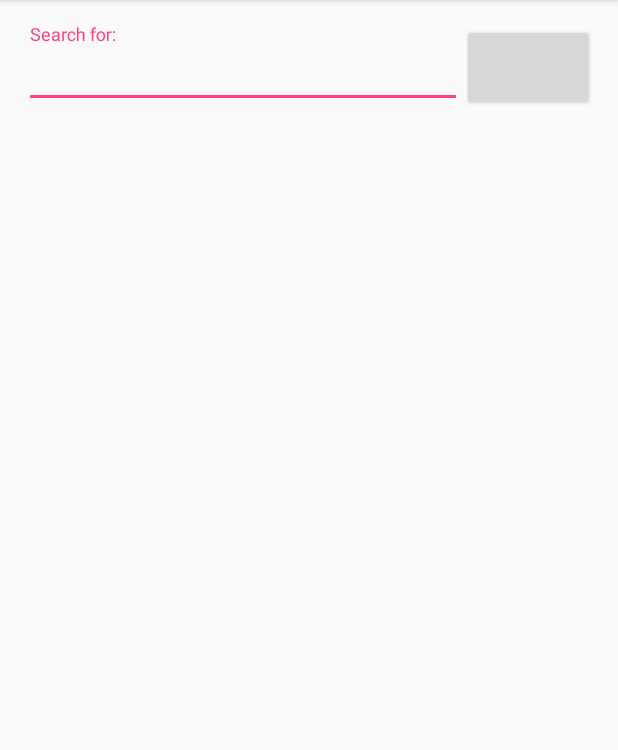
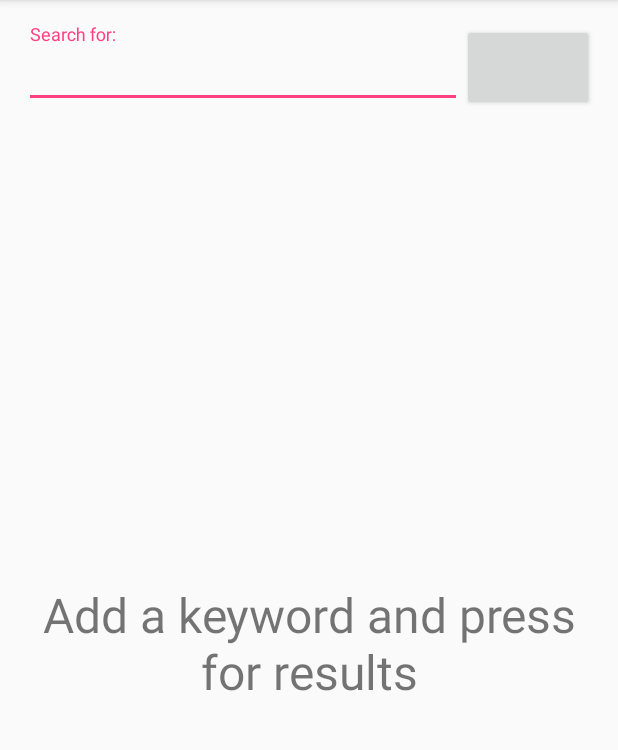
Before and after one commit to mhadjiantonis/BookCat, an Android app: the screen it shows after launch (MainActivity), on a phone screen of 412 x 824 dp, the part 84-834 px from its top. Run offline under Robolectric (Android 15) with nearby library versions, the phone set to English and light mode, and no system bars.

Commit message:
Add a TextView with instructions in the first screen

```diff
--- a/app/src/main/java/com/example/android/bookcat/bookcat/MainActivity.java
+++ b/app/src/main/java/com/example/android/bookcat/bookcat/MainActivity.java
@@ -60,6 +60,7 @@ public class MainActivity extends AppCompatActivity {
     ArrayList<Book> mBookList = null;
     BookAdapter mAdapter = null;
     ListView mBookListView = null;
+    TextView mInstructionsText = null;
 
     @Override
     protected void onCreate(Bundle savedInstanceState) {
@@ -74,6 +75,9 @@ public class MainActivity extends AppCompatActivity {
         // Locate the ListView in the main layout.
         mBookListView = (ListView) findViewById(R.id.book_list_view);
 
+        //Locate the TextView of instructions
+        mInstructionsText = (TextView) findViewById(R.id.instructions_text);
+
         // Restore previous saved state if it exists.
         // The search results are not lost when the orientation of the device is changed.
         if (savedInstanceState != null) {
@@ -84,6 +88,9 @@ public class MainActivity extends AppCompatActivity {
         }
         if (mBookList != null) {
             mAdapter = new BookAdapter(getApplicationContext(), mBookList);
+        } else {
+            // If no data are present, show the instructions' TextView
+            mInstructionsText.setVisibility(View.VISIBLE);
         }
 
         // Attach the BookAdapter to the list
@@ -355,6 +362,7 @@ public class MainActivity extends AppCompatActivity {
             mBookList = bookArrayList;
             mAdapter = new BookAdapter(getApplicationContext(), mBookList);
             mBookListView.setAdapter(mAdapter);
+            mInstructionsText.setVisibility(View.INVISIBLE);
         }
     }
 
--- a/app/src/main/res/layout/activity_main.xml
+++ b/app/src/main/res/layout/activity_main.xml
@@ -1,6 +1,5 @@
 <?xml version="1.0" encoding="utf-8"?>
-<LinearLayout
-    xmlns:android="http://schemas.android.com/apk/res/android"
+<LinearLayout xmlns:android="http://schemas.android.com/apk/res/android"
     xmlns:tools="http://schemas.android.com/tools"
     android:layout_width="match_parent"
     android:layout_height="match_parent"
@@ -10,10 +9,10 @@
     <LinearLayout
         android:layout_width="match_parent"
         android:layout_height="wrap_content"
+        android:layout_marginBottom="@dimen/activity_vertical_margin"
+        android:layout_marginEnd="@dimen/activity_horizontal_margin"
         android:layout_marginStart="@dimen/activity_horizontal_margin"
-        android:layout_marginEnd="@dimen/activity_horizontal_margin"
         android:layout_marginTop="@dimen/activity_vertical_margin"
-        android:layout_marginBottom="@dimen/activity_vertical_margin"
         android:orientation="horizontal">
 
         <android.support.design.widget.TextInputLayout
@@ -26,8 +25,8 @@
                 android:layout_width="match_parent"
                 android:layout_height="wrap_content"
                 android:hint="@string/search_for"
-                android:inputType="textAutoComplete"
-                android:imeOptions="actionSearch"/>
+                android:imeOptions="actionSearch"
+                android:inputType="textAutoComplete" />
 
         </android.support.design.widget.TextInputLayout>
 
@@ -40,10 +39,27 @@
 
     </LinearLayout>
 
-    <ListView
-        android:id="@+id/book_list_view"
+    <RelativeLayout
         android:layout_width="match_parent"
         android:layout_height="0dp"
-        android:layout_weight="1" />
+        android:layout_weight="1">
 
-    </LinearLayout>
+        <ListView
+            android:id="@+id/book_list_view"
+            android:layout_width="match_parent"
+            android:layout_height="match_parent" />
+
+        <TextView
+            android:id="@+id/instructions_text"
+            android:layout_width="match_parent"
+            android:layout_height="match_parent"
+            android:gravity="center"
+            android:paddingEnd="@dimen/activity_horizontal_margin"
+            android:paddingStart="@dimen/activity_horizontal_margin"
+            android:text="@string/instructions"
+            android:textSize="32sp"
+            android:visibility="invisible" />
+    </RelativeLayout>
+
+
+</LinearLayout>
--- a/app/src/main/res/values/strings.xml
+++ b/app/src/main/res/values/strings.xml
@@ -5,4 +5,5 @@
     <string name="magnifying_glass">\uD83D\uDD0E</string>
     <string name="enter_valid_query">Enter a valid search query</string>
     <string name="no_description">No description available</string>
+    <string name="instructions">Add a keyword and press \uD83D\uDD0E for results</string>
 </resources>
```
